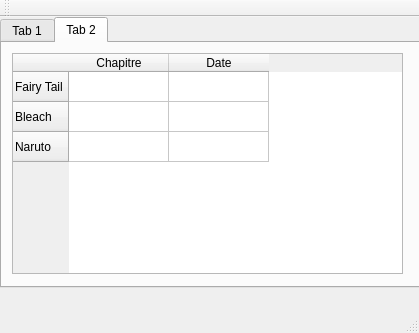
BadamBoum/GestionScans, file src/mainwindow.ui: the form before one commit.
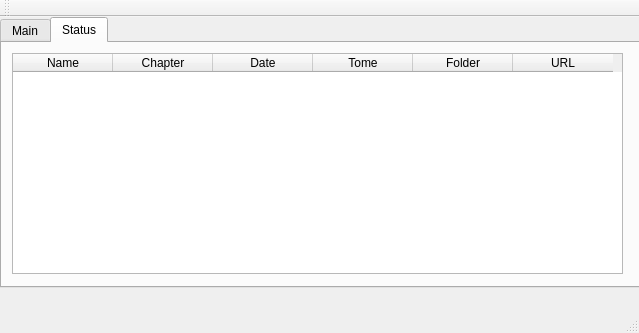
The form after the commit. The open tabs and pages were chosen to show the change.

What changed in the file:
```diff
--- a/src/mainwindow.ui
+++ b/src/mainwindow.ui
@@ -6,7 +6,7 @@
    <rect>
     <x>0</x>
     <y>0</y>
-    <width>419</width>
+    <width>639</width>
     <height>333</height>
    </rect>
   </property>
@@ -19,7 +19,7 @@
      <rect>
       <x>0</x>
       <y>0</y>
-      <width>421</width>
+      <width>641</width>
       <height>271</height>
      </rect>
     </property>
@@ -28,7 +28,7 @@
     </property>
     <widget class="QWidget" name="tab">
      <attribute name="title">
-      <string>Tab 1</string>
+      <string>Main</string>
      </attribute>
      <widget class="QPushButton" name="Tab1AddButton">
       <property name="geometry">
@@ -108,35 +108,25 @@
     </widget>
     <widget class="QWidget" name="tab_2">
      <attribute name="title">
-      <string>Tab 2</string>
+      <string>Status</string>
      </attribute>
      <widget class="QTableWidget" name="Tab2StatusTable">
       <property name="geometry">
        <rect>
         <x>10</x>
         <y>10</y>
-        <width>391</width>
+        <width>611</width>
         <height>221</height>
        </rect>
       </property>
-      <row>
+      <column>
        <property name="text">
-        <string>Fairy Tail</string>
+        <string>Name</string>
        </property>
-      </row>
-      <row>
-       <property name="text">
-        <string>Bleach</string>
-       </property>
-      </row>
-      <row>
-       <property name="text">
-        <string>Naruto</string>
-       </property>
-      </row>
+      </column>
       <column>
        <property name="text">
-        <string>Chapitre</string>
+        <string>Chapter</string>
        </property>
       </column>
       <column>
@@ -144,6 +134,21 @@
         <string>Date</string>
        </property>
       </column>
+      <column>
+       <property name="text">
+        <string>Tome</string>
+       </property>
+      </column>
+      <column>
+       <property name="text">
+        <string>Folder</string>
+       </property>
+      </column>
+      <column>
+       <property name="text">
+        <string>URL</string>
+       </property>
+      </column>
      </widget>
     </widget>
    </widget>
```
Left out of the diff: 10 changed lines with no effect on the pictures.
